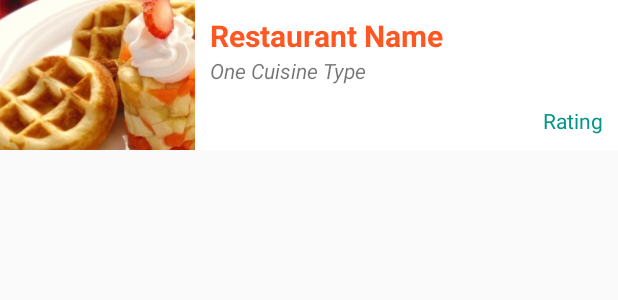
After one commit to ashmortar/myRestaurants-androidStudio3, an Android app: the layout restaurant_list_item.xml on its own in the app's theme, with its tools: preview values and no code run, on a phone screen of 412 x 824 dp. The commit adds this screen. Shown: the top 300 px of the screen. Run offline under Robolectric (Android 15) with nearby library versions, the phone set to English and light mode, and no system bars.

Commit message:
Refactor and add images.

```diff
--- a/app/build.gradle
+++ b/app/build.gradle
@@ -2,6 +2,8 @@ apply plugin: 'com.android.application'
 
 android {
     compileSdkVersion 26
+    buildToolsVersion "23.0.3"
+
     useLibrary 'org.apache.http.legacy'
     repositories {
         mavenCentral()
@@ -47,7 +49,9 @@ dependencies {
     androidTestCompile('com.android.support.test:runner:0.3') {
         exclude group: 'com.android.support', module: 'support-annotations'
     }
+    compile 'com.squareup.picasso:picasso:2.5.2'
     compile 'com.jakewharton:butterknife:8.8.1'
     annotationProcessor 'com.jakewharton:butterknife-compiler:8.8.1'
     compile 'com.squareup.okhttp3:okhttp:3.7.0'
+    compile 'com.android.support:recyclerview-v7:26.1.0'
 }
--- a/app/src/main/AndroidManifest.xml
+++ b/app/src/main/AndroidManifest.xml
@@ -13,7 +13,7 @@
         android:supportsRtl="true"
         android:theme="@style/AppTheme">
         <activity
-            android:name=".MainActivity"
+            android:name=".ui.MainActivity"
             android:theme="@style/NoActionBarTheme">
             <intent-filter>
                 <action android:name="android.intent.action.MAIN" />
@@ -21,10 +21,10 @@
                 <category android:name="android.intent.category.LAUNCHER" />
             </intent-filter>
         </activity>
-        <activity android:name=".RestaurantsActivity">
+        <activity android:name=".ui.RestaurantsActivity">
             <meta-data
                 android:name="android.support.PARENT_ACTIVITY"
-                android:value="com.example.guest.myrestaurants.MainActivity">
+                android:value="com.example.guest.myrestaurants.ui.MainActivity">
             </meta-data>
         </activity>
     </application>
--- a/app/src/main/java/com/example/guest/myrestaurants/MainActivity.java
+++ b/app/src/main/java/com/example/guest/myrestaurants/ui/MainActivity.java
@@ -1,4 +1,4 @@
-package com.example.guest.myrestaurants;
+package com.example.guest.myrestaurants.ui;
 
 import android.content.Intent;
 import android.support.v7.app.AppCompatActivity;
@@ -7,6 +7,9 @@ import android.view.View;
 import android.widget.Button;
 import android.widget.EditText;
 import android.widget.TextView;
+
+import com.example.guest.myrestaurants.R;
+
 import butterknife.BindView;
 import butterknife.ButterKnife;
 
--- a/app/src/main/res/layout/activity_main.xml
+++ b/app/src/main/res/layout/activity_main.xml
@@ -3,7 +3,7 @@
     xmlns:tools="http://schemas.android.com/tools"
     android:layout_width="match_parent"
     android:layout_height="match_parent"
-    tools:context="com.example.guest.myrestaurants.MainActivity"
+    tools:context="com.example.guest.myrestaurants.ui.MainActivity"
     android:background="#000000">
 
     <ImageView
--- /dev/null
+++ b/app/src/main/res/layout/restaurant_list_item.xml
@@ -0,0 +1,54 @@
+<?xml version="1.0" encoding="utf-8"?>
+<LinearLayout xmlns:android="http://schemas.android.com/apk/res/android"
+    android:orientation="horizontal"
+    android:layout_width="match_parent"
+    android:layout_height="wrap_content">
+
+    <ImageView
+        android:layout_width="130dp"
+        android:layout_height="100dp"
+        android:id="@+id/restaurantImageView"
+        android:src="@drawable/waffles"
+        android:scaleType="centerCrop"/>
+
+    <LinearLayout
+        android:orientation="vertical"
+        android:layout_width="match_parent"
+        android:background="#ffffff"
+        android:layout_height="match_parent"
+        android:padding="10dp">
+
+        <TextView
+            android:layout_width="wrap_content"
+            android:layout_height="wrap_content"
+            android:id="@+id/restaurantNameTextView"
+            android:textSize="20dp"
+            android:textStyle="bold"
+            android:text="Restaurant Name"
+            android:textColor="@color/colorPrimary"/>
+
+        <TextView
+            android:layout_width="wrap_content"
+            android:layout_height="wrap_content"
+            android:text="One Cuisine Type"
+            android:id="@+id/categoryTextView"
+            android:layout_below="@+id/restaurantNameTextView"
+            android:layout_alignParentLeft="true"
+            android:layout_alignParentStart="true"
+            android:textStyle="italic"/>
+
+        <RelativeLayout
+            android:layout_width="match_parent"
+            android:layout_height="match_parent">
+
+            <TextView
+                android:layout_width="wrap_content"
+                android:layout_height="wrap_content"
+                android:text="Rating"
+                android:id="@+id/ratingTextView"
+                android:layout_alignParentBottom="true"
+                android:layout_alignParentRight="true"
+                android:textColor="@color/colorAccent"/>
+        </RelativeLayout>
+    </LinearLayout>
+</LinearLayout>
```
Also changed, not shown: app/src/main/java/com/example/guest/myrestaurants/MyRestaurantsArrayAdapter/MyRestaurantsArrayAdapter.java (deleted, +0 -29 lines), app/src/main/java/com/example/guest/myrestaurants/RestaurantsActivity.java (deleted, +0 -74 lines), app/src/main/java/com/example/guest/myrestaurants/YelpService.java (deleted, +0 -29 lines), app/src/main/java/com/example/guest/myrestaurants/adapters/RestaurantListAdapter.java (added, +73 -0 lines), app/src/main/java/com/example/guest/myrestaurants/models/Restaurant.java (added, +65 -0 lines), app/src/main/java/com/example/guest/myrestaurants/services/YelpService.java (added, +87 -0 lines), app/src/main/java/com/example/guest/myrestaurants/ui/RestaurantsActivity.java (added, +69 -0 lines), app/src/main/res/layout/activity_restaurants.xml (+35 -19 lines), app/src/main/res/drawable/waffles.jpg (added), 4 other files.
